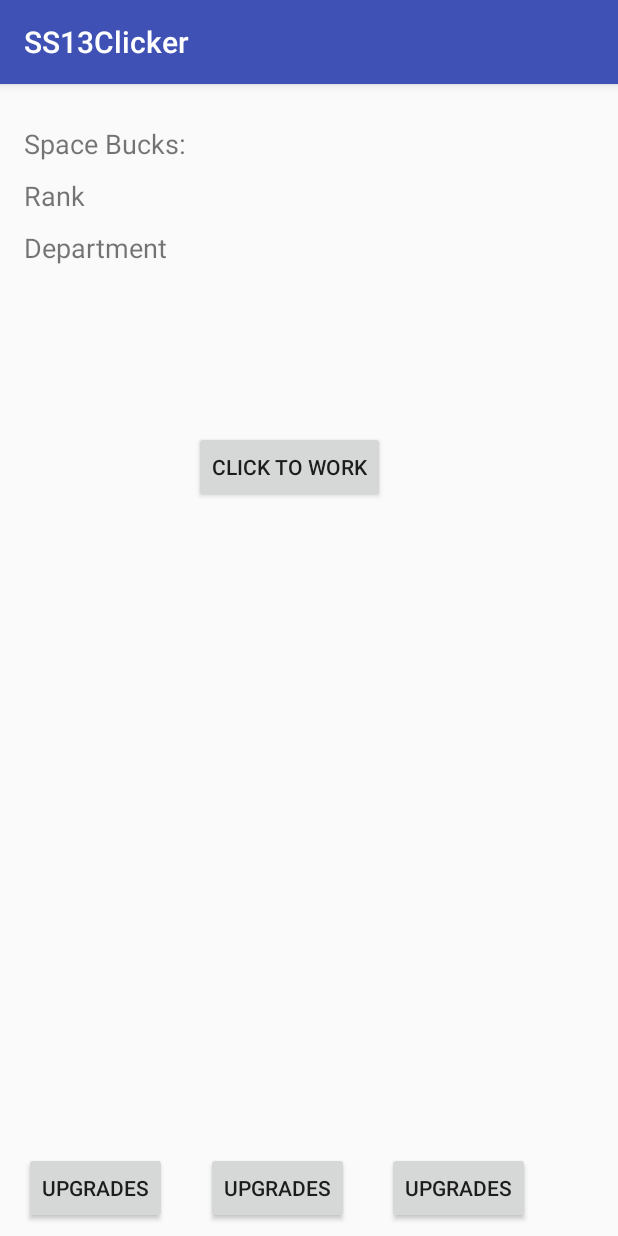
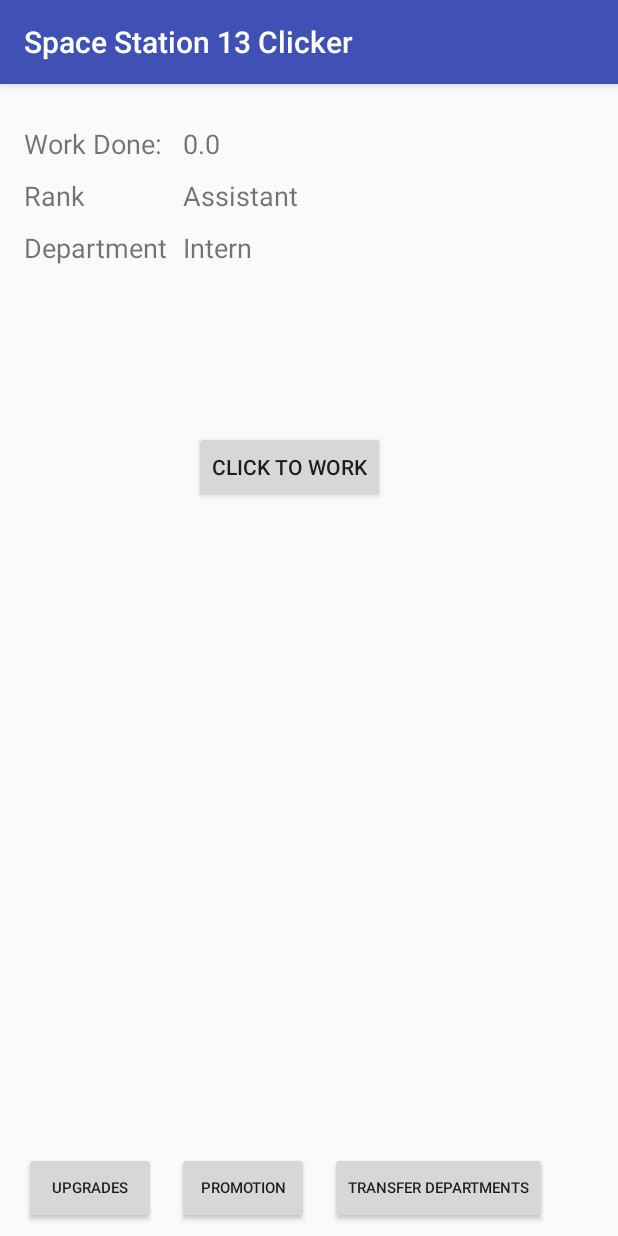
Before and after one commit to apophis775/MAD110-Class, an Android app: the screen it shows after launch (MainActivity), on a phone screen of 412 x 824 dp. Run offline under Robolectric (Android 15) with nearby library versions, the phone set to English and light mode, and no system bars.

Commit message:
Clicker 0.2

```diff
--- a/SS13Clicker/app/src/main/java/com/example/dave/ss13clicker/MainActivity.java
+++ b/SS13Clicker/app/src/main/java/com/example/dave/ss13clicker/MainActivity.java
@@ -1,5 +1,6 @@
 package com.example.dave.ss13clicker;
 
+import android.content.Intent;
 import android.support.v7.app.AppCompatActivity;
 import android.os.Bundle;
 import android.view.View;
@@ -12,24 +13,35 @@
 public class MainActivity extends AppCompatActivity {
 
     Button btnWork; //Grey Tide, Station Wide.
-    TextView spaceBucks; //Currency TextView
+    Button btnUpgrade;//Upgrade Menu
+    TextView spaceBucks; //Currency
+    TextView department; //Department
+    TextView rank; //Rank
     double bucks = 0; //Currency
     double prestige = 1; //This bonus increase each time you "prestige" to a new station.
-    String rank = "Assistant"; //Tracks your current rank within a department
-    String dept = "Intern"; //tracks your current department
+    String rankS = "Assistant"; //Tracks your current rank within a department
+    String deptS = "Intern"; //tracks your current department
     final double base = 1; //This is the "base".  It will NEVER change.
     double rankMod = 0; //Each time you "rank" up, you receive a bonus.
     double deptMod = 0; //When you move to a new department, you receive a bonus to work, but your Rank resets.
     double bonus = 0; //This is a prestige bonus;  When you transfer to a new station, you start as an Assistant again, but you keep 10% of the bonus from your Rank and Department at time of transfer.  It also compounds.
     double upgrade = 0; //This is the Upgrade bonus, tracked by the tools you have.  These bonuses stay with you until you transfer to another station, then they are lost.
 
-
     @Override
     protected void onCreate(Bundle savedInstanceState) {
         super.onCreate(savedInstanceState);
         setContentView(R.layout.activity_main);
+        //Variables... Variables everywhere...
         btnWork = (Button)findViewById(R.id.btnGreyTide);
+        btnUpgrade = (Button)findViewById(R.id.btnUpgrade);
         spaceBucks = (TextView)findViewById(R.id.txtCurrency);
+        department = (TextView)findViewById(R.id.txtDepartment);
+        rank = (TextView)findViewById(R.id.txtRank);
+
+        //Initial Sets
+        spaceBucks.setText(String.valueOf(bucks));
+        department.setText(deptS);
+        rank.setText(rankS);
 
 
         btnWork.setOnClickListener(new View.OnClickListener() {
@@ -40,5 +52,16 @@
             }
         });
 
+
+        btnUpgrade.setOnClickListener(new View.OnClickListener(){
+            @Override
+            public void onClick(View v) {
+                Intent nextScreen = new Intent(MainActivity.this, Upgrades.class);
+                nextScreen.putExtra("bucks", bucks);
+                startActivity(nextScreen);
+            }
+        });
+
+
     }
 }
--- a/SS13Clicker/app/src/main/res/layout/activity_main.xml
+++ b/SS13Clicker/app/src/main/res/layout/activity_main.xml
@@ -20,32 +20,34 @@
         android:id="@+id/btnUpgrade"
         android:layout_width="wrap_content"
         android:layout_height="wrap_content"
+        android:layout_marginBottom="8dp"
         android:layout_marginLeft="16dp"
         android:text="@string/btnUpgrade"
-        app:layout_constraintLeft_toLeftOf="parent"
+        android:textSize="10sp"
         app:layout_constraintBottom_toBottomOf="parent"
-        android:layout_marginBottom="8dp" />
+        app:layout_constraintLeft_toLeftOf="parent" />
 
     <Button
         android:id="@+id/btnPromotion"
         android:layout_width="wrap_content"
         android:layout_height="wrap_content"
-        android:layout_marginLeft="137dp"
-        android:text="@string/btnUpgrade"
-        app:layout_constraintLeft_toLeftOf="parent"
-        app:layout_constraintTop_toTopOf="@+id/btnUpgrade"
-        android:layout_marginTop="0dp" />
+        android:layout_marginLeft="14dp"
+        android:layout_marginTop="0dp"
+        android:text="@string/btnPromotion"
+        android:textSize="10sp"
+        app:layout_constraintLeft_toRightOf="@+id/btnUpgrade"
+        app:layout_constraintTop_toTopOf="@+id/btnUpgrade" />
 
     <TextView
         android:id="@+id/lblSpaceBuck"
         android:layout_width="wrap_content"
         android:layout_height="wrap_content"
-        android:text="@string/SpaceBucks"
+        android:layout_marginLeft="16dp"
+        android:layout_marginTop="27dp"
+        android:text="@string/Work"
         android:textSize="18sp"
-        app:layout_constraintTop_toTopOf="parent"
-        android:layout_marginTop="27dp"
-        android:layout_marginLeft="16dp"
-        app:layout_constraintLeft_toLeftOf="parent" />
+        app:layout_constraintLeft_toLeftOf="parent"
+        app:layout_constraintTop_toTopOf="parent" />
 
     <TextView
         android:id="@+id/lblDepartment"
@@ -103,9 +105,10 @@
         android:id="@+id/btnJob"
         android:layout_width="wrap_content"
         android:layout_height="wrap_content"
-        android:layout_marginLeft="258dp"
-        android:text="@string/btnUpgrade"
-        app:layout_constraintLeft_toLeftOf="parent"
-        app:layout_constraintTop_toTopOf="@+id/btnUpgrade"
-        android:layout_marginTop="0dp" />
+        android:layout_marginLeft="14dp"
+        android:layout_marginTop="0dp"
+        android:text="@string/btnDepart"
+        android:textSize="10sp"
+        app:layout_constraintLeft_toRightOf="@+id/btnPromotion"
+        app:layout_constraintTop_toTopOf="@+id/btnUpgrade" />
 </android.support.constraint.ConstraintLayout>
```
Also changed, not shown: SS13Clicker/app/src/main/java/com/example/dave/ss13clicker/Upgrades.java (+7 -0 lines), SS13Clicker/app/src/main/res/layout/activity_upgrades.xml (+69 -14 lines), SS13Clicker/app/src/main/res/values/strings.xml (+7 -3 lines).
